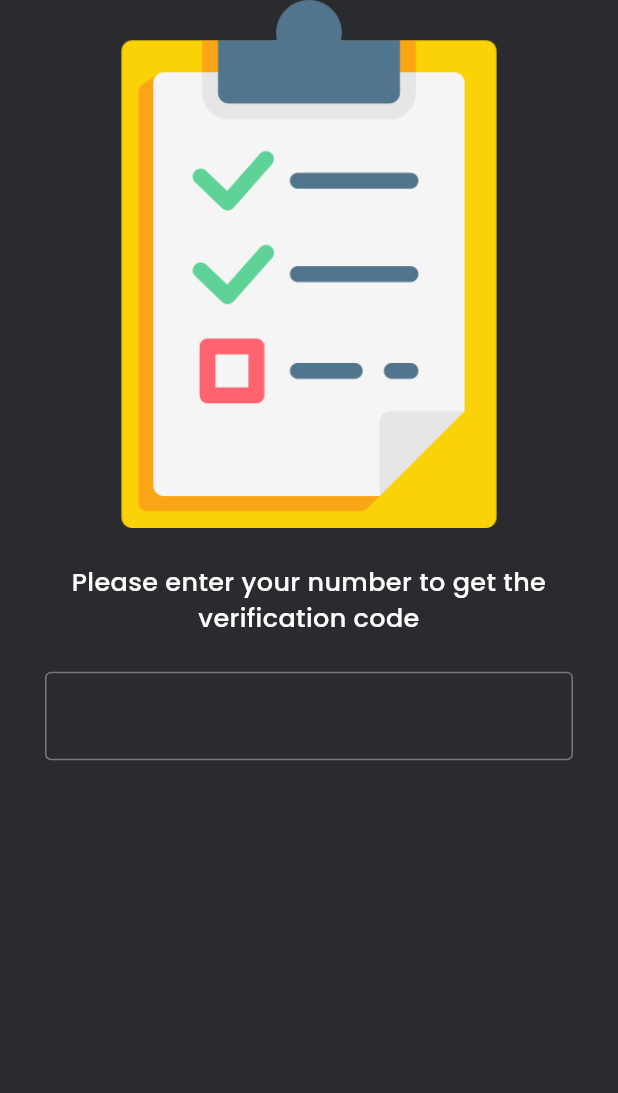
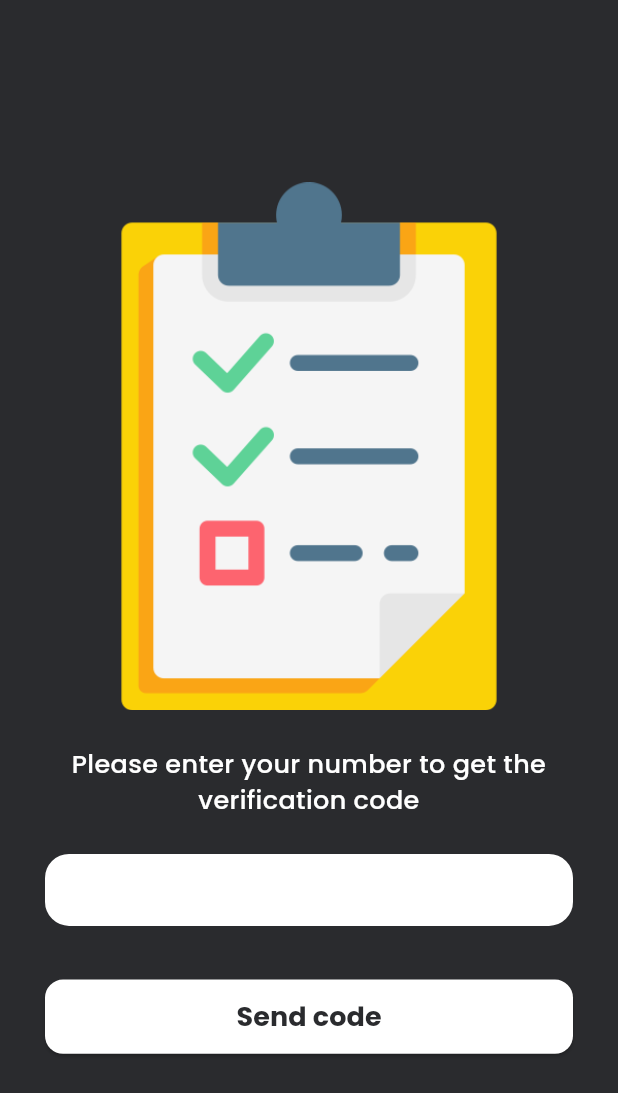
Before and after one commit to muhtar-sgk/TodoAppRiverpod, a Flutter app: the screen it shows after launch, after a tap on "Skip", after a tap on "Login with phone", on a phone screen of 412 x 824 dp. Shown: the top 1093 px of the screen. Run offline on Flutter 3.47's test engine with Material 2 defaults, Android fonts, the phone set to English and light mode, and no system bars; our stand-ins replace flutter_screenutil, flutter_vector_icons, google_fonts, smooth_page_indicator.

Commit message:
update sign in screen

```diff
--- /dev/null
+++ b/lib/features/authentication/views/otp_verification_screen.dart
@@ -0,0 +1,10 @@
+import 'package:flutter/material.dart';
+
+class OTPVerificationScreen extends StatelessWidget {
+  const OTPVerificationScreen({super.key});
+
+  @override
+  Widget build(BuildContext context) {
+    return Scaffold();
+  }
+}
--- a/lib/features/authentication/views/sign_in_screen.dart
+++ b/lib/features/authentication/views/sign_in_screen.dart
@@ -1,17 +1,28 @@
 import 'package:flutter/material.dart';
 import 'package:google_fonts/google_fonts.dart';
+import 'package:riverpod_todoapp/core/common/widgets/round_button.dart';
 import 'package:riverpod_todoapp/core/common/widgets/white_space.dart';
 import 'package:riverpod_todoapp/core/res/colours.dart';
 import 'package:riverpod_todoapp/core/res/image_res.dart';
+import 'package:riverpod_todoapp/features/authentication/views/otp_verification_screen.dart';
 
 class SignInScreen extends StatelessWidget {
   const SignInScreen({super.key});
 
   @override
   Widget build(BuildContext context) {
+    final border =
+        OutlineInputBorder(
+          borderSide: BorderSide.none,
+          borderRadius: BorderRadius.circular(16)
+        );
+
     return Scaffold(
       body: SafeArea(
+        child: Center(
           child: ListView(
+            physics: const PageScrollPhysics(),
+            shrinkWrap: true,
             padding: const EdgeInsets.symmetric(horizontal: 30),
             children: [
               Image.asset(ImageRes.todo),
@@ -22,23 +33,38 @@ class SignInScreen extends StatelessWidget {
                 style: GoogleFonts.poppins(
                     fontSize: 17,
                     color: Colours.light,
-                fontWeight: FontWeight.w500
-              ),
+                    fontWeight: FontWeight.w500),
               ),
               const WhiteSpace(height: 20),
               TextField(
+                keyboardType: TextInputType.phone,
                 style: GoogleFonts.poppins(
                   fontSize: 18,
-                color: Colours.light,
-                fontWeight: FontWeight.w700
+                  color: Colours.darkBackground,
+                  fontWeight: FontWeight.w700),
+                decoration: InputDecoration(
+                  filled: true,
+                  fillColor: Colours.light,
+                  contentPadding: const EdgeInsets.symmetric(
+                    horizontal: 16,
+                    vertical: 5
                   ),
-              decoration: InputDecoration(
-                border: OutlineInputBorder(
-
+                  focusedBorder: border,
+                  enabledBorder: border,
                 )
               ),
+              const WhiteSpace(height: 30),
+              RoundButton(
+                text: 'Send code',
+                onPressed: (){
+                  Navigator.push(
+                    context,
+                    MaterialPageRoute(builder: (_) => const OTPVerificationScreen())
+                  );
+                },
               )
             ],
+          ),
         ),
       ),
     );
--- a/lib/main.dart
+++ b/lib/main.dart
@@ -22,7 +22,7 @@ class MyApp extends StatelessWidget {
           title: 'Todo App',
           debugShowCheckedModeBanner: false,
           theme: ThemeData(
-              colorScheme: ColorScheme.fromSeed(seedColor: Colors.deepPurple),
+              colorScheme: ColorScheme.fromSeed(seedColor: Colors.lightBlueAccent),
               scaffoldBackgroundColor: Colours.darkBackground,
               useMaterial3: true),
           home: const OnBoardingScreen(),
```
Lines whose indentation alone changed are shown as unchanged.
